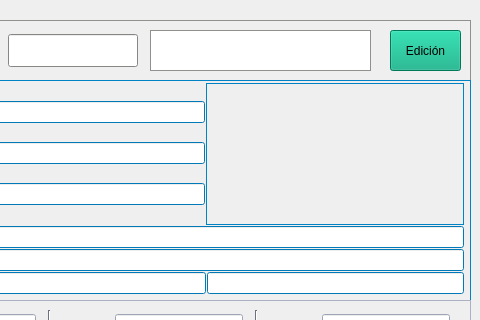
Before: the Qt Designer form sedes.ui in kapazao/GrxMenu, drawn with Qt 5; both pictures show x 790 to 1270 and y 0 to 320 of the 1270 by 912 pixel window.
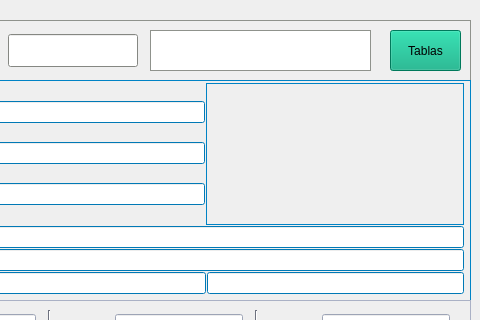
After: the same form once the commit is applied.

Diff of the .ui file:
```diff
--- a/sedes.ui
+++ b/sedes.ui
@@ -880,7 +880,7 @@
      <enum>Qt::NoFocus</enum>
     </property>
     <property name="text">
-     <string>Edición</string>
+     <string>Tablas</string>
     </property>
     <property name="checkable">
      <bool>true</bool>
```
